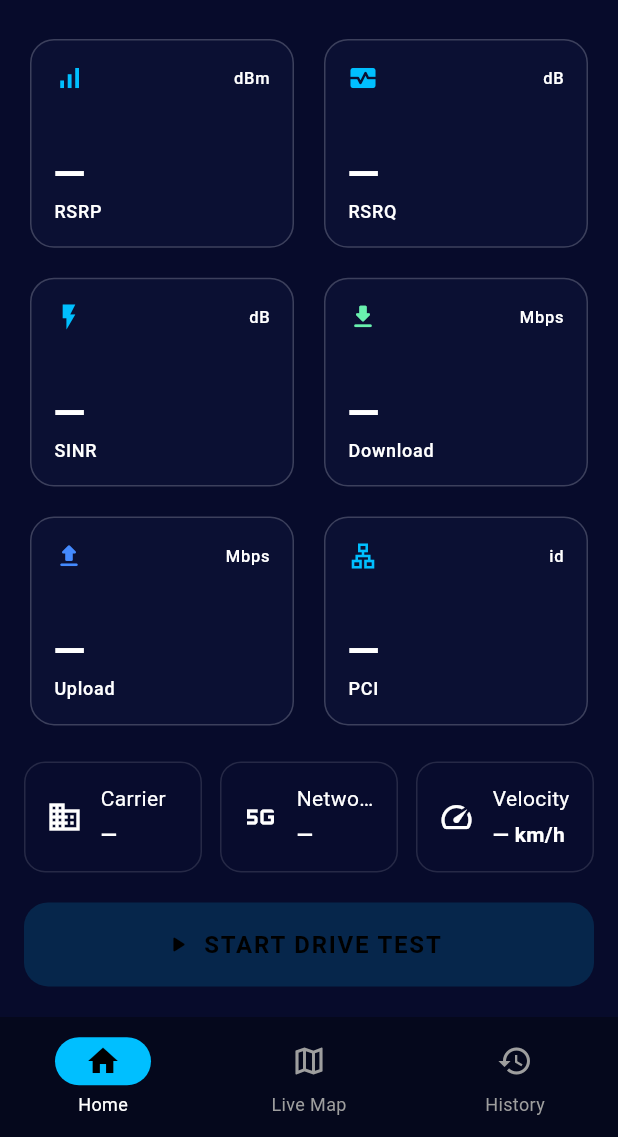
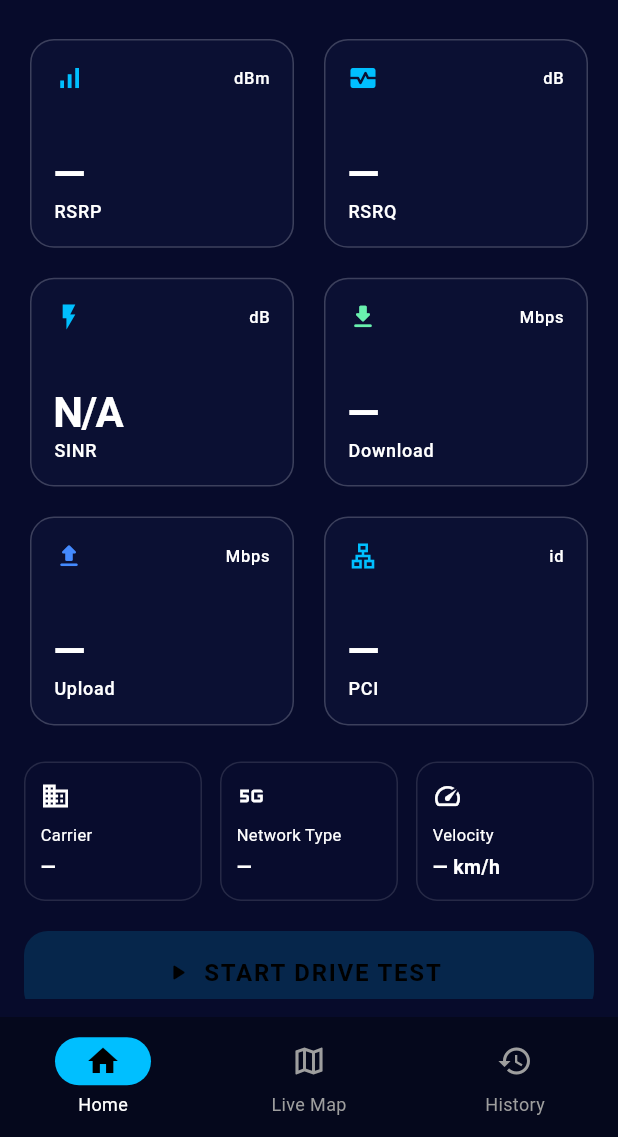
Before and after one commit to Dhanesh635/netscope, a Flutter app: the screen it shows after launch, on a phone screen of 412 x 824 dp, the part 99-1236 px from its top. Run offline on Flutter 3.47's test engine with Material 3 defaults, Android fonts, the light colour scheme and no system bars; our stand-ins replace device_info_plus, fl_chart, flutter_local_notifications, geolocator, google_maps_flutter, permission_handler and 1 more; missing offline and left inert: flutter_background_service.

Commit message:
main functionality done

```diff
--- a/lib/recording/background_recording_service.dart
+++ b/lib/recording/background_recording_service.dart
@@ -337,14 +337,14 @@ class BackgroundRecordingService {
 
   /// Extracts signal metric values from [SignalInfo], returning safe fallback
   /// defaults when the info is unavailable or permission is denied.
-  static (double, double, double, int, String, String) _extractSignalValues(
+  static (double, double, double?, int, String, String) _extractSignalValues(
     SignalInfo signalInfo,
   ) {
     if (signalInfo.status == SignalInfoStatus.available) {
       return (
         signalInfo.rsrp?.toDouble() ?? -140.0,
         signalInfo.rsrq?.toDouble() ?? -20.0,
-        signalInfo.sinr ?? -10.0,
+        signalInfo.sinr,
         signalInfo.pci ?? 0,
         signalInfo.carrier ?? 'NO_SERVICE',
         signalInfo.technology.displayName,
@@ -355,7 +355,7 @@ class BackgroundRecordingService {
     return (
       -140.0, // rsrp
       -20.0,  // rsrq
-      -10.0,  // sinr
+      null,   // sinr
       0,      // pci
       'NO_SERVICE',
       'NONE',
--- a/lib/services/csv_recording_service.dart
+++ b/lib/services/csv_recording_service.dart
@@ -56,7 +56,7 @@ class CsvRecordingService {
       _escapeCsv(measurement.networkType),
       measurement.rsrp.toStringAsFixed(1),
       measurement.rsrq.toStringAsFixed(1),
-      measurement.sinr.toStringAsFixed(1),
+      measurement.sinr != null ? measurement.sinr!.toStringAsFixed(1) : 'NULL',
       measurement.pci.toString(),
       measurement.download.toStringAsFixed(2),
       measurement.upload.toStringAsFixed(2),
--- a/lib/state/home_dashboard_state.dart
+++ b/lib/state/home_dashboard_state.dart
@@ -51,11 +51,9 @@ class HomeDashboardState extends ChangeNotifier {
   }
 
   String get sinrLabel {
-    if (_liveSignalInfo?.sinr != null) {
-      return _formatDecimal(_liveSignalInfo!.sinr);
-    }
-    if (_latestMeasurement != null) return _formatDecimal(_latestMeasurement!.sinr);
-    return '—';
+    final value = _liveSignalInfo?.sinr ?? _latestMeasurement?.sinr;
+    if (value == null) return 'N/A';
+    return _formatDecimal(value);
   }
 
   String get pciLabel {
--- a/lib/utils/signal_color.dart
+++ b/lib/utils/signal_color.dart
@@ -11,7 +11,10 @@ Color signalColorForRsrp(double rsrp) {
   return Colors.red;
 }
 
-Color signalColorForSinr(double sinr) {
+Color signalColorForSinr(double? sinr) {
+  if (sinr == null) {
+    return Colors.grey;
+  }
   if (sinr > 20) {
     return Colors.green;
   }
--- a/lib/widgets/info_tile.dart
+++ b/lib/widgets/info_tile.dart
@@ -16,33 +16,36 @@ class InfoTile extends StatelessWidget {
   Widget build(BuildContext context) {
     final cs = Theme.of(context).colorScheme;
     return Container(
-      padding: const EdgeInsets.all(14),
+      padding: const EdgeInsets.symmetric(horizontal: 10, vertical: 12),
       decoration: BoxDecoration(
         color: cs.surfaceContainerHighest.withValues(alpha: 0.06),
         borderRadius: BorderRadius.circular(14),
         border: Border.all(color: cs.outline.withValues(alpha: 0.12)),
       ),
-      child: Row(
-        children: [
-          Icon(icon, color: cs.onSurfaceVariant),
-          const SizedBox(width: 12),
-          Expanded(
       child: Column(
         crossAxisAlignment: CrossAxisAlignment.start,
+        mainAxisSize: MainAxisSize.min,
         children: [
+          Icon(icon, color: cs.onSurfaceVariant, size: 20),
+          const SizedBox(height: 8),
           Text(
             label,
-                  style: TextStyle(color: cs.onSurfaceVariant),
+            style: TextStyle(
+              color: cs.onSurfaceVariant,
+              fontSize: 11,
+            ),
+            maxLines: 1,
             overflow: TextOverflow.ellipsis,
           ),
           const SizedBox(height: 4),
           Text(
             value,
-                  style: const TextStyle(fontWeight: FontWeight.bold),
+            style: const TextStyle(
+              fontWeight: FontWeight.bold,
+              fontSize: 13,
+            ),
+            maxLines: 2,
             overflow: TextOverflow.ellipsis,
-                ),
-              ],
-            ),
           ),
         ],
       ),
```
Also changed, not shown: lib/models/network_measurement.dart (+18 -4 lines), lib/services/analytics_service.dart (+6 -2 lines). Lines whose indentation alone changed are shown as unchanged.
